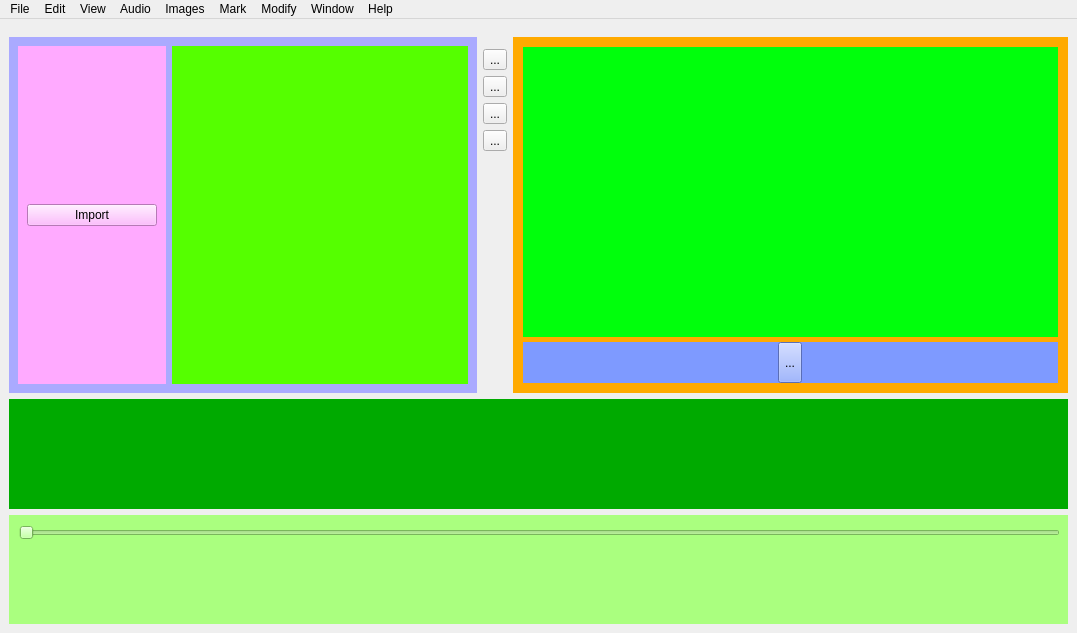
Above: src/gui/videoeditor.ui from vrushank-agrawal/CSE201-VCREST- before the change. Below: the same form after it.
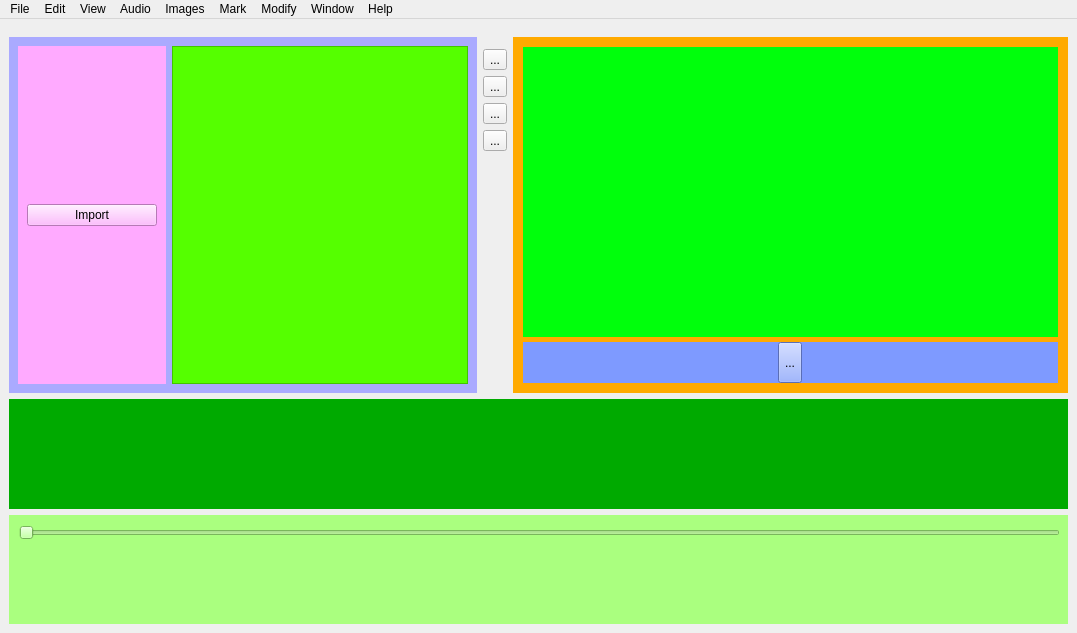
That is the form after the change. Icons and pictures are not drawn. Custom widgets are drawn as their Qt base class.

The edit to the form file:
```diff
--- a/src/gui/videoeditor.ui
+++ b/src/gui/videoeditor.ui
@@ -110,7 +110,7 @@
            </widget>
           </item>
           <item>
-           <widget class="QWidget" name="imgListWidget" native="true">
+           <widget class="QListView" name="imgListWidget" native="true">
             <property name="sizePolicy">
              <sizepolicy hsizetype="Preferred" vsizetype="Preferred">
               <horstretch>10</horstretch>
```
